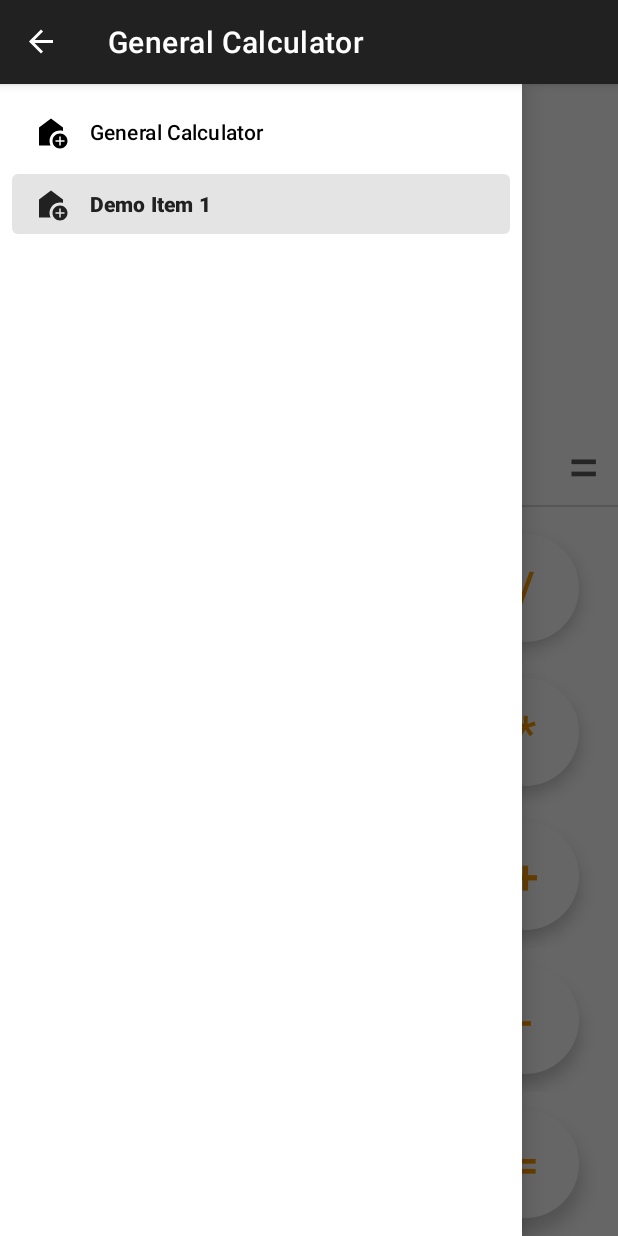
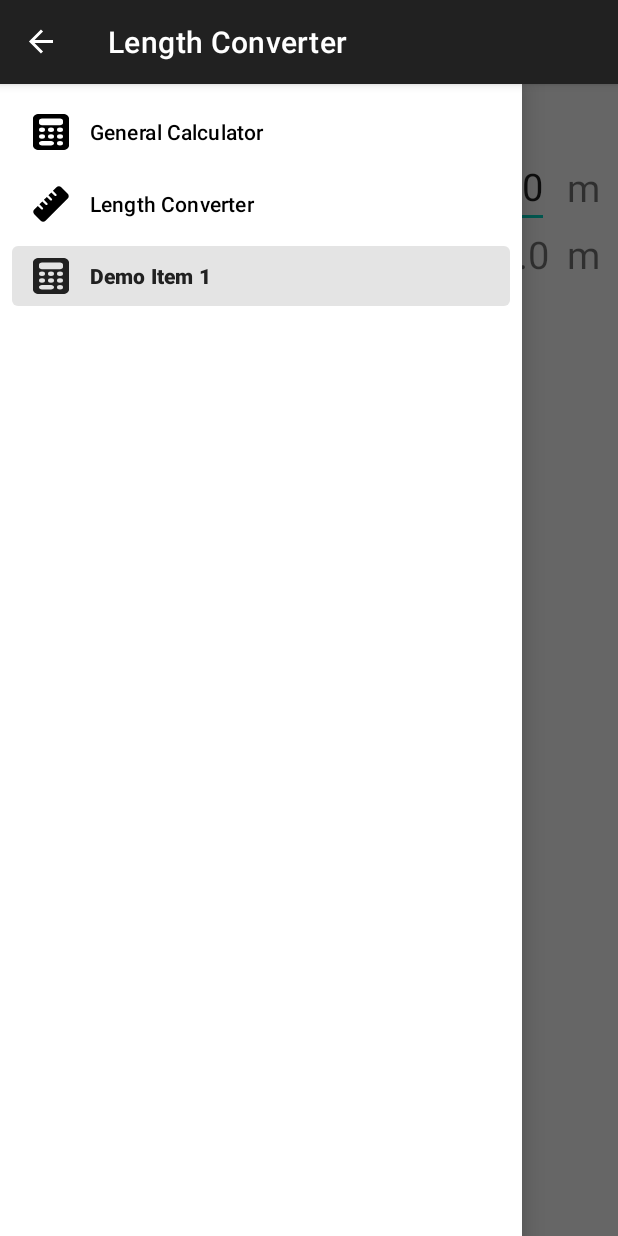
Before and after one commit to ChandrapalSd/CalculatorAndroid, an Android app: the screen it shows after launch (MainActivity), in the side drawer, after a tap on "Demo Item 1", on a phone screen of 412 x 824 dp. Run offline under Robolectric (Android 15) with nearby library versions, the phone set to English and light mode, and no system bars; our stand-ins replace data binding.

Commit message:
Length converter feature added

```diff
--- a/app/build.gradle.kts
+++ b/app/build.gradle.kts
@@ -1,6 +1,8 @@
 plugins {
     id("com.android.application")
     id("org.jetbrains.kotlin.android")
+    id("kotlin-kapt")
+    kotlin("plugin.serialization") version "1.9.21"
 }
 
 android {
@@ -29,6 +31,7 @@ android {
 
     buildFeatures {
         viewBinding = true
+        dataBinding =true
     }
 
     compileOptions {
@@ -51,7 +54,7 @@ dependencies {
     implementation("androidx.lifecycle:lifecycle-livedata-ktx:2.6.2")
     implementation("androidx.lifecycle:lifecycle-viewmodel-ktx:2.6.2")
     implementation("androidx.fragment:fragment-ktx:1.6.2")
-
+    implementation("org.jetbrains.kotlinx:kotlinx-serialization-json:1.6.2")
 
     testImplementation("junit:junit:4.13.2")
     androidTestImplementation("androidx.test.ext:junit:1.1.5")
--- a/app/src/main/java/com/github/chandrapalsd/calculator/MainActivity.kt
+++ b/app/src/main/java/com/github/chandrapalsd/calculator/MainActivity.kt
@@ -10,6 +10,7 @@ import androidx.drawerlayout.widget.DrawerLayout
 import androidx.fragment.app.Fragment
 import com.github.chandrapalsd.calculator.databinding.ActivityMainBinding
 import com.github.chandrapalsd.calculator.ui.generalCalculator.GeneralCalculatorFragment
+import com.github.chandrapalsd.calculator.ui.lengthConverterFragment.LengthConverterFragment
 
 class MainActivity : AppCompatActivity() {
 
@@ -68,6 +69,11 @@ class MainActivity : AppCompatActivity() {
                     it.title.toString()
                 )
 
+                R.id.nav_length_converter -> replaceFragment(
+                    LengthConverterFragment(),
+                    it.title.toString()
+                )
+
                 R.id.nav_demoitem -> Toast.makeText(this, "Demo item", Toast.LENGTH_SHORT).show()
                 else -> throw Exception("OnClick Listener for menu item ${it.title} is not defined")
             }
--- /dev/null
+++ b/app/src/main/res/drawable/ic_calculator.xml
@@ -0,0 +1,4 @@
+<vector android:height="24dp" android:viewportHeight="512"
+    android:viewportWidth="384" android:width="18dp" xmlns:android="http://schemas.android.com/apk/res/android">
+    <path android:fillColor="#1E3050" android:pathData="M64,0C28.7,0 0,28.7 0,64L0,448c0,35.3 28.7,64 64,64L320,512c35.3,0 64,-28.7 64,-64L384,64c0,-35.3 -28.7,-64 -64,-64L64,0zM96,64L288,64c17.7,0 32,14.3 32,32v32c0,17.7 -14.3,32 -32,32L96,160c-17.7,0 -32,-14.3 -32,-32L64,96c0,-17.7 14.3,-32 32,-32zM128,224a32,32 0,1 1,-64 0,32 32,0 1,1 64,0zM96,352a32,32 0,1 1,0 -64,32 32,0 1,1 0,64zM64,416c0,-17.7 14.3,-32 32,-32h96c17.7,0 32,14.3 32,32s-14.3,32 -32,32L96,448c-17.7,0 -32,-14.3 -32,-32zM192,256a32,32 0,1 1,0 -64,32 32,0 1,1 0,64zM224,320a32,32 0,1 1,-64 0,32 32,0 1,1 64,0zM288,256a32,32 0,1 1,0 -64,32 32,0 1,1 0,64zM320,320a32,32 0,1 1,-64 0,32 32,0 1,1 64,0zM288,448a32,32 0,1 1,0 -64,32 32,0 1,1 0,64z"/>
+</vector>
--- a/app/src/main/res/drawable/ic_home.xml
+++ /dev/null
@@ -1,6 +0,0 @@
-<vector android:height="24dp" android:tint="#000000"
-    android:viewportHeight="24" android:viewportWidth="24"
-    android:width="24dp" xmlns:android="http://schemas.android.com/apk/res/android">
-    <path android:fillColor="@android:color/white" android:pathData="M18,11c0.7,0 1.37,0.1 2,0.29V9l-8,-6L4,9v12h7.68C11.25,20.09 11,19.08 11,18C11,14.13 14.13,11 18,11z"/>
-    <path android:fillColor="@android:color/white" android:pathData="M18,13c-2.76,0 -5,2.24 -5,5s2.24,5 5,5s5,-2.24 5,-5S20.76,13 18,13zM21,18.5h-2.5V21h-1v-2.5H15v-1h2.5V15h1v2.5H21V18.5z"/>
-</vector>
--- /dev/null
+++ b/app/src/main/res/drawable/ic_ruler.xml
@@ -0,0 +1,4 @@
+<vector android:height="24dp" android:viewportHeight="512"
+    android:viewportWidth="512" android:width="24dp" xmlns:android="http://schemas.android.com/apk/res/android">
+    <path android:fillColor="#1E3050" android:pathData="M177.9,494.1c-18.7,18.7 -49.1,18.7 -67.9,0L17.9,401.9c-18.7,-18.7 -18.7,-49.1 0,-67.9l50.7,-50.7 48,48c6.2,6.2 16.4,6.2 22.6,0s6.2,-16.4 0,-22.6l-48,-48 41.4,-41.4 48,48c6.2,6.2 16.4,6.2 22.6,0s6.2,-16.4 0,-22.6l-48,-48 41.4,-41.4 48,48c6.2,6.2 16.4,6.2 22.6,0s6.2,-16.4 0,-22.6l-48,-48 41.4,-41.4 48,48c6.2,6.2 16.4,6.2 22.6,0s6.2,-16.4 0,-22.6l-48,-48 50.7,-50.7c18.7,-18.7 49.1,-18.7 67.9,0l92.1,92.1c18.7,18.7 18.7,49.1 0,67.9L177.9,494.1z"/>
+</vector>
--- /dev/null
+++ b/app/src/main/res/layout/fragment_length_converter.xml
@@ -0,0 +1,91 @@
+<?xml version="1.0" encoding="utf-8"?>
+<layout xmlns:android="http://schemas.android.com/apk/res/android"
+    xmlns:app="http://schemas.android.com/apk/res-auto"
+    xmlns:tools="http://schemas.android.com/tools">
+
+    <data>
+
+        <variable
+            name="viewModel"
+            type="com.github.chandrapalsd.calculator.ui.lengthConverterFragment.LengthConverterViewModel" />
+    </data>
+
+    <androidx.constraintlayout.widget.ConstraintLayout
+        android:layout_width="match_parent"
+        android:layout_height="match_parent"
+        tools:context=".ui.lengthConverterFragment.LengthConverterFragment">
+
+        <TextView
+            android:id="@+id/textView"
+            android:layout_width="match_parent"
+            android:layout_height="wrap_content"
+            android:text="Length Converter"
+            android:textSize="30sp"
+            app:layout_constraintEnd_toEndOf="parent"
+            app:layout_constraintStart_toStartOf="parent"
+            app:layout_constraintTop_toTopOf="parent" />
+
+        <Spinner
+            android:id="@+id/spinnerUnit1"
+            android:layout_width="wrap_content"
+            android:layout_height="wrap_content"
+            app:layout_constraintBottom_toBottomOf="@+id/etInput"
+            app:layout_constraintStart_toStartOf="parent"
+            app:layout_constraintTop_toTopOf="@+id/etInput" />
+
+        <Spinner
+            android:id="@+id/spinnerUnit2"
+            android:layout_width="wrap_content"
+            android:layout_height="wrap_content"
+            app:layout_constraintBottom_toBottomOf="@+id/tvConvertedValue"
+            app:layout_constraintStart_toStartOf="parent"
+            app:layout_constraintTop_toTopOf="@+id/tvConvertedValue" />
+
+        <EditText
+            android:id="@+id/etInput"
+            android:layout_width="0dp"
+            android:layout_height="wrap_content"
+            android:inputType="numberDecimal"
+            android:text="@={viewModel.inputValue}"
+            android:textAlignment="viewEnd"
+            android:textSize="25sp"
+            app:layout_constraintEnd_toStartOf="@+id/tvUnit1Symbol"
+            app:layout_constraintStart_toEndOf="@+id/spinnerUnit1"
+            app:layout_constraintTop_toBottomOf="@+id/textView"
+            tools:text="098423" />
+
+        <TextView
+            android:id="@+id/tvConvertedValue"
+            android:layout_width="0dp"
+            android:layout_height="wrap_content"
+            android:text="@{viewModel.convertedValue}"
+            android:textAlignment="viewEnd"
+            android:textSize="25sp"
+            app:layout_constraintEnd_toStartOf="@+id/tvUnit2Symbol"
+            app:layout_constraintStart_toEndOf="@+id/spinnerUnit2"
+            app:layout_constraintTop_toBottomOf="@+id/etInput"
+            tools:text="safdklj" />
+
+        <TextView
+            android:id="@+id/tvUnit1Symbol"
+            android:layout_width="wrap_content"
+            android:layout_height="wrap_content"
+            android:paddingHorizontal="12dp"
+            android:textSize="25sp"
+            app:layout_constraintBottom_toBottomOf="@+id/etInput"
+            app:layout_constraintEnd_toEndOf="parent"
+            app:layout_constraintTop_toBottomOf="@+id/textView"
+            tools:text="m" />
+
+        <TextView
+            android:id="@+id/tvUnit2Symbol"
+            android:layout_width="wrap_content"
+            android:layout_height="wrap_content"
+            android:paddingHorizontal="12dp"
+            android:textSize="25sp"
+            app:layout_constraintEnd_toEndOf="parent"
+            app:layout_constraintTop_toBottomOf="@id/etInput"
+            tools:text="km" />
+
+    </androidx.constraintlayout.widget.ConstraintLayout>
+</layout>
--- a/app/src/main/res/menu/nav_menu.xml
+++ b/app/src/main/res/menu/nav_menu.xml
@@ -6,11 +6,15 @@
     <group android:checkableBehavior="single">
         <item
             android:id="@+id/nav_general_calculator"
-            android:icon="@drawable/ic_home"
+            android:icon="@drawable/ic_calculator"
             android:title="@string/general_calculator_title" />
         <item
+            android:id="@+id/nav_length_converter"
+            android:icon="@drawable/ic_ruler"
+            android:title="@string/length_converter_title" />
+        <item
             android:id="@+id/nav_demoitem"
-            android:icon="@drawable/ic_home"
+            android:icon="@drawable/ic_calculator"
             android:title="Demo Item 1" />
 
     </group>
--- a/app/src/main/res/values/strings.xml
+++ b/app/src/main/res/values/strings.xml
@@ -3,4 +3,5 @@
     <string name="open">Opens Navigation drawer</string>
     <string name="close">Closes Navigation drawer</string>
     <string name="general_calculator_title">General Calculator</string>
+    <string name="length_converter_title">Length Converter</string>
 </resources>
--- a/build.gradle.kts
+++ b/build.gradle.kts
@@ -1,5 +1,5 @@
 // Top-level build file where you can add configuration options common to all sub-projects/modules.
 plugins {
-    id("com.android.application") version "8.2.0" apply false
+    id("com.android.application") version "8.2.1" apply false
     id("org.jetbrains.kotlin.android") version "1.9.10" apply false
 }
```
Also changed, not shown: app/src/main/assets/length_units.json (added, +15 -0 lines), app/src/main/java/com/github/chandrapalsd/calculator/ui/lengthConverterFragment/LengthConverterFragment.kt (added, +90 -0 lines), app/src/main/java/com/github/chandrapalsd/calculator/ui/lengthConverterFragment/LengthConverterViewModel.kt (added, +84 -0 lines).
